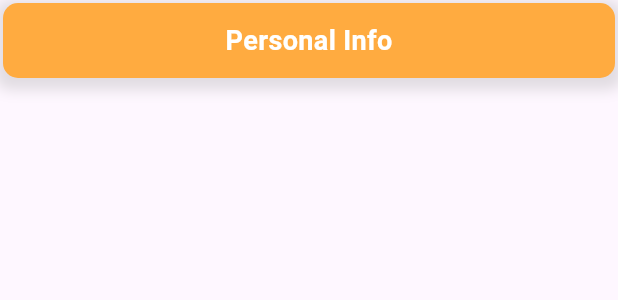
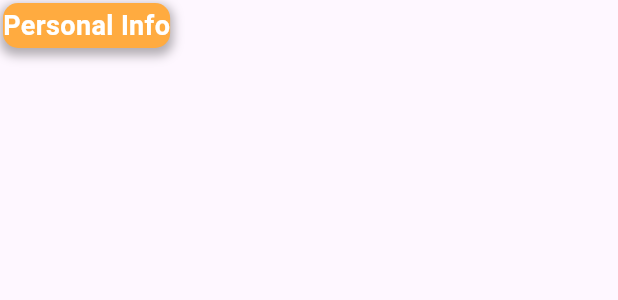
Before and after one commit to CodeBreakProSid/eGriha, a Flutter app: the PersonalInfoWidget widget shown alone on an empty page, opened directly, on a phone screen of 412 x 824 dp. Shown: the top 300 px of the screen. Run offline on Flutter 3.47's test engine with Material 3 defaults, Android fonts, the light colour scheme and no system bars; our stand-ins replace animate_do, awesome_snackbar_content, bloc, curved_navigation_bar, dartz, dio and 8 more; accounts and stored records are empty; network calls fail.

Commit message:
PersonalInfoWidget UI and Comment done.

```diff
--- a/lib/presentation/core/global_widgets/app_drawer.dart
+++ b/lib/presentation/core/global_widgets/app_drawer.dart
@@ -67,7 +67,7 @@ class AppDrawer extends StatelessWidget {
                             ),
                           ),
                           Text(
-                            officer.address ?? 'Address',
+                            officer.username ?? 'User Name',
                             style: const TextStyle(
                               color: Colors.grey,
                               fontSize: 12,
--- a/lib/presentation/core/themes/theme_data.dart
+++ b/lib/presentation/core/themes/theme_data.dart
@@ -61,3 +61,20 @@ TextStyle APP_BAR_TEXT_STYLE = const TextStyle(
   color: Colors.black,
   fontWeight: FontWeight.bold,
 );
+
+//Profile module theme
+//Container borderRadius
+
+BorderRadiusGeometry P_CONTAINER_RADIUS = const BorderRadius.only(
+  topLeft: Radius.circular(10),
+  topRight: Radius.circular(10),
+  bottomLeft: Radius.circular(10),
+  bottomRight: Radius.circular(10),
+);
+
+//Text style for Personal info widget
+TextStyle P_PERSONAL_INFO = const TextStyle(
+  fontSize: 18,
+  color: Colors.white,
+  fontWeight: FontWeight.bold,
+);
--- a/lib/presentation/profile/widgets/personal_Info_widget.dart
+++ b/lib/presentation/profile/widgets/personal_Info_widget.dart
@@ -1,5 +1,7 @@
 // ignore_for_file: public_member_api_docs, sort_constructors_first, must_be_immutable, file_names
 import 'package:flutter/material.dart';
+
+import '../../core/themes/theme_data.dart';
 
 class PersonalInfoWidget extends StatelessWidget {
   const PersonalInfoWidget({
@@ -8,33 +10,34 @@ class PersonalInfoWidget extends StatelessWidget {
 
   @override
   Widget build(BuildContext context) {
+    //A seperating widget from profile pic
+    //to personal info in profile screen
     return Padding(
       padding: const EdgeInsets.all(2.0),
       child: Container(
-        height: 50,
+        height: 30,
         decoration: BoxDecoration(
           boxShadow: [
             BoxShadow(
-              color: Colors.grey.withOpacity(0.3),
-              spreadRadius: 5,
-              blurRadius: 7,
+              color: Colors.black.withOpacity(0.3),
+              spreadRadius: 2,
+              blurRadius: 5,
               offset: const Offset(0, 3),
             ),
           ],
-          color: Colors.orangeAccent,
-          borderRadius: const BorderRadius.only(
-            topLeft: Radius.circular(10),
-            topRight: Radius.circular(10),
-            bottomLeft: Radius.circular(10),
-            bottomRight: Radius.circular(10),
-          ),
+          color: APP_DRAWER_HEADER_COLOR,
+          borderRadius: P_CONTAINER_RADIUS,
         ),
-        child: const Center(
-            child: Text(
-          'Personal Info',
-          style: TextStyle(
-              fontSize: 18, color: Colors.white, fontWeight: FontWeight.bold),
-        )),
+        child: Column(
+          mainAxisAlignment: MainAxisAlignment.center,
+          crossAxisAlignment: CrossAxisAlignment.center,
+          children: [
+            Text(
+              'Personal Info',
+              style: P_PERSONAL_INFO,
+            ),
+          ],
+        ),
       ),
     );
   }
```
